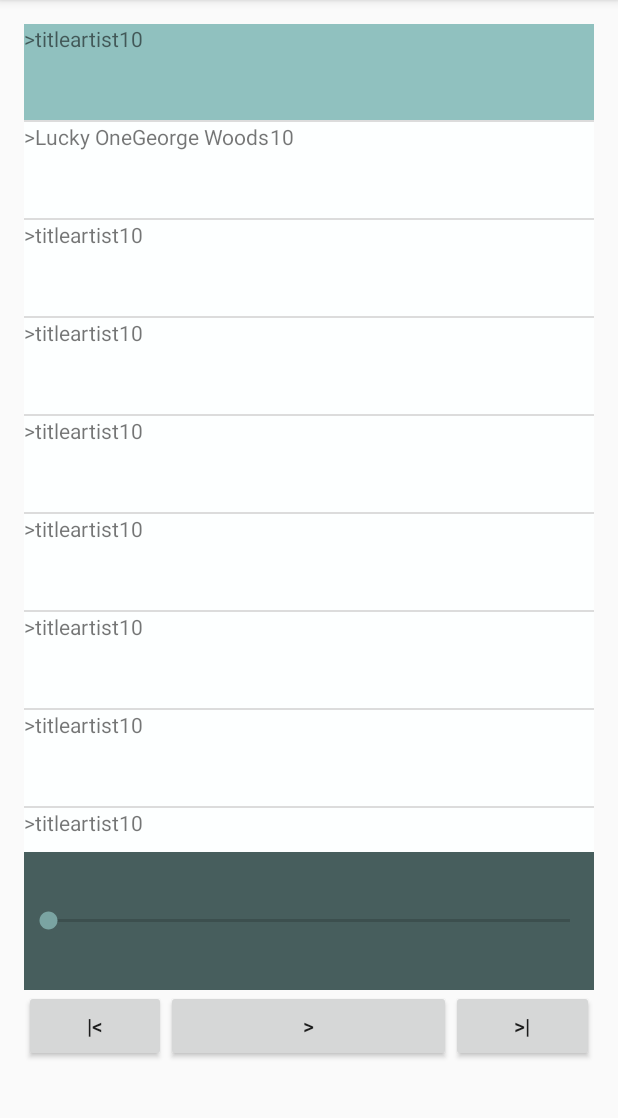
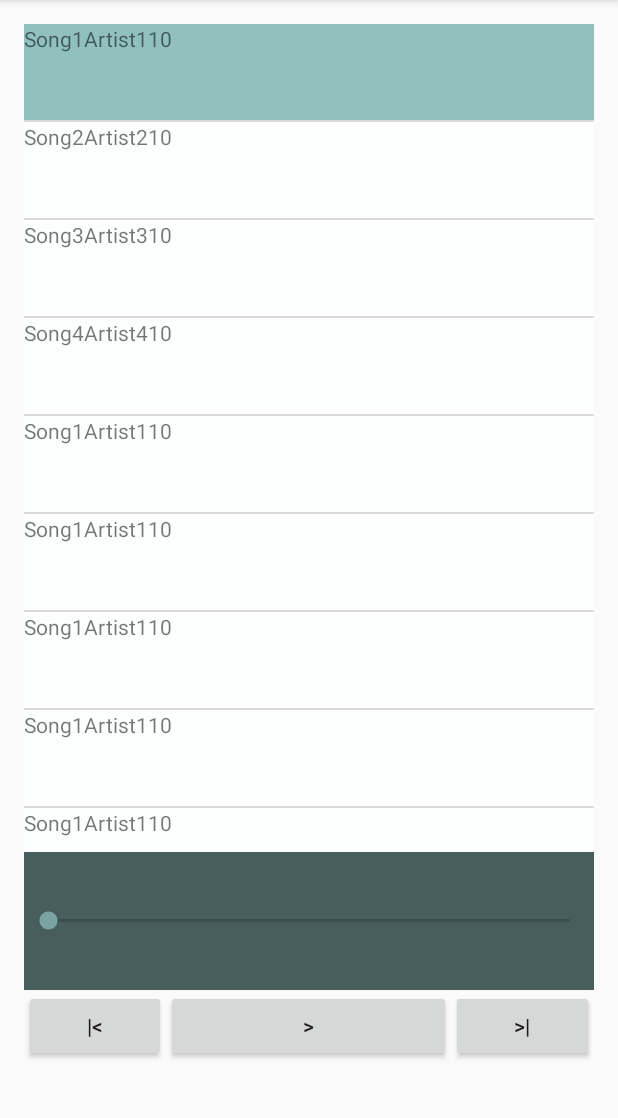
Before and after one commit to neslihanturan/AudioStream, an Android app: the screen it shows after launch (MainActivity), on a phone screen of 412 x 824 dp, the part 84-1202 px from its top. Run offline under Robolectric (Android 15) with nearby library versions, the phone set to English and light mode, and no system bars.

Commit message:
add new songs

```diff
--- a/app/src/main/AndroidManifest.xml
+++ b/app/src/main/AndroidManifest.xml
@@ -19,7 +19,7 @@
             </intent-filter>
         </activity>
         <service android:enabled="true" android:name=".service.BackgroundService" />
-        <receiver android:name=".main.MusicIntentReceiver">
+        <receiver android:name=".service.MusicIntentReceiver">
             <intent-filter>
                 <action android:name="android.media.AUDIO_BECOMING_NOISY" />
                 <action android:name="nes.com.audiostreamer.PLAY" />
--- a/app/src/main/java/nes/com/audiostreamer/main/MainActivity.java
+++ b/app/src/main/java/nes/com/audiostreamer/main/MainActivity.java
@@ -23,7 +23,7 @@ public class MainActivity extends AppCompatActivity implements PlayerReadyCallba
     public static int position = 0;
 
     private List<Song> songList;
-    private boolean isPlaying = false;
+    private static boolean isPlaying = false;
     private boolean isNewSong = true;
 
     private Button playButton;
@@ -92,7 +92,7 @@ public class MainActivity extends AppCompatActivity implements PlayerReadyCallba
         if(isNewSong) {         //stop to recreate
             stopExistingSong(songUrl);
             createNewSong(songUrl);
-            return;             //
+            return;
         }
         if(isPlaying) {     //pause
             pauseExistingSong(songUrl);
@@ -143,18 +143,17 @@ public class MainActivity extends AppCompatActivity implements PlayerReadyCallba
 
     public void setSongManual(){
         songList = new ArrayList<>();
-        songList.add(new Song("title","artist","https://upload.wikimedia.org/wikipedia/en/4/45/ACDC_-_Back_In_Black-sample.ogg",10));
-        songList.add(new Song("Lucky One","George Woods","https://i.cloudup.com/kitGU79aWK.mp3",10));
-        songList.add(new Song("title","artist","https://upload.wikimedia.org/wikipedia/en/4/45/ACDC_-_Back_In_Black-sample.ogg",10));
-        songList.add(new Song("title","artist","https://upload.wikimedia.org/wikipedia/en/4/45/ACDC_-_Back_In_Black-sample.ogg",10));
-        songList.add(new Song("title","artist","https://upload.wikimedia.org/wikipedia/en/4/45/ACDC_-_Back_In_Black-sample.ogg",10));
-        songList.add(new Song("title","artist","https://upload.wikimedia.org/wikipedia/en/4/45/ACDC_-_Back_In_Black-sample.ogg",10));
-        songList.add(new Song("title","artist","https://upload.wikimedia.org/wikipedia/en/4/45/ACDC_-_Back_In_Black-sample.ogg",10));
-        songList.add(new Song("title","artist","https://upload.wikimedia.org/wikipedia/en/4/45/ACDC_-_Back_In_Black-sample.ogg",10));
-        songList.add(new Song("title","artist","https://upload.wikimedia.org/wikipedia/en/4/45/ACDC_-_Back_In_Black-sample.ogg",10));
-        songList.add(new Song("title","artist","https://upload.wikimedia.org/wikipedia/en/4/45/ACDC_-_Back_In_Black-sample.ogg",10));
-        songList.add(new Song("title","artist","https://upload.wikimedia.org/wikipedia/en/4/45/ACDC_-_Back_In_Black-sample.ogg",10));
-        songList.add(new Song("title","artist","https://upload.wikimedia.org/wikipedia/en/4/45/ACDC_-_Back_In_Black-sample.ogg",10));
+        songList.add(new Song("Song1","Artist1","https://upload.wikimedia.org/wikipedia/en/4/45/ACDC_-_Back_In_Black-sample.ogg",10));
+        songList.add(new Song("Song2","Artist2","https://i.cloudup.com/kitGU79aWK.mp3",10));
+        songList.add(new Song("Song3","Artist3","http://upload.wikimedia.org/wikipedia/en/b/b5/Radiohead_-_Pyramid_Song_%28sample%29.ogg",10));
+        songList.add(new Song("Song4","Artist4","http://upload.wikimedia.org/wikipedia/en/9/9f/Sample_of_%22Another_Day_in_Paradise%22.ogg",10));
+        songList.add(new Song("Song1","Artist1","https://upload.wikimedia.org/wikipedia/en/4/45/ACDC_-_Back_In_Black-sample.ogg",10));
+        songList.add(new Song("Song1","Artist1","https://upload.wikimedia.org/wikipedia/en/4/45/ACDC_-_Back_In_Black-sample.ogg",10));
+        songList.add(new Song("Song1","Artist1","https://upload.wikimedia.org/wikipedia/en/4/45/ACDC_-_Back_In_Black-sample.ogg",10));
+        songList.add(new Song("Song1","Artist1","https://upload.wikimedia.org/wikipedia/en/4/45/ACDC_-_Back_In_Black-sample.ogg",10));
+        songList.add(new Song("Song1","Artist1","https://upload.wikimedia.org/wikipedia/en/4/45/ACDC_-_Back_In_Black-sample.ogg",10));
+        songList.add(new Song("Song1","Artist1","https://upload.wikimedia.org/wikipedia/en/4/45/ACDC_-_Back_In_Black-sample.ogg",10));
+        songList.add(new Song("Song1","Artist1","https://upload.wikimedia.org/wikipedia/en/4/45/ACDC_-_Back_In_Black-sample.ogg",10));
     }
 
     @Override
--- a/app/src/main/java/nes/com/audiostreamer/main/MusicIntentReceiver.java
+++ b/app/src/main/java/nes/com/audiostreamer/service/MusicIntentReceiver.java
@@ -1,4 +1,4 @@
-package nes.com.audiostreamer.main;
+package nes.com.audiostreamer.service;
 
 import android.content.BroadcastReceiver;
 import android.content.Context;
@@ -7,9 +7,9 @@ import android.media.MediaPlayer;
 import android.os.Bundle;
 import android.util.Log;
 
+import nes.com.audiostreamer.main.Constant;
 import nes.com.audiostreamer.model.PlayerReadyCallback;
 import nes.com.audiostreamer.model.SingleMediaPlayer;
-import nes.com.audiostreamer.service.BackgroundService;
 import nes.com.audiostreamer.util.MediaPlayerUtil;
 
 /**
@@ -60,4 +60,5 @@ public class MusicIntentReceiver extends BroadcastReceiver implements PlayerRead
     public void mediaPlayerPrepared() {
         isMediaPlayerReady = true;
     }
+
 }
--- a/app/src/main/java/nes/com/audiostreamer/util/MediaPlayerUtil.java
+++ b/app/src/main/java/nes/com/audiostreamer/util/MediaPlayerUtil.java
@@ -10,7 +10,6 @@ import nes.com.audiostreamer.model.SingleMediaPlayer;
 
 
 public final class MediaPlayerUtil{
-    //public static boolean isMediaPlayerReady = false;
 
     //can be called for resume playback and start to play
     public static void start(MediaPlayer mediaPlayer){
@@ -40,6 +39,4 @@ public final class MediaPlayerUtil{
             mediaPlayer.setVolume(0.1f, 0.1f);
         }
     }
-
-
 }
--- a/app/src/main/res/layout/line_of_listwiev.xml
+++ b/app/src/main/res/layout/line_of_listwiev.xml
@@ -4,12 +4,6 @@
     android:layout_width="match_parent"
     android:layout_height="match_parent"
     android:minHeight="?android:attr/listPreferredItemHeight" >
-
-    <TextView
-        android:id="@+id/playing"
-        android:layout_width="wrap_content"
-        android:layout_height="wrap_content"
-        android:text=">"/>
 
     <TextView
         android:id="@+id/title"
```
